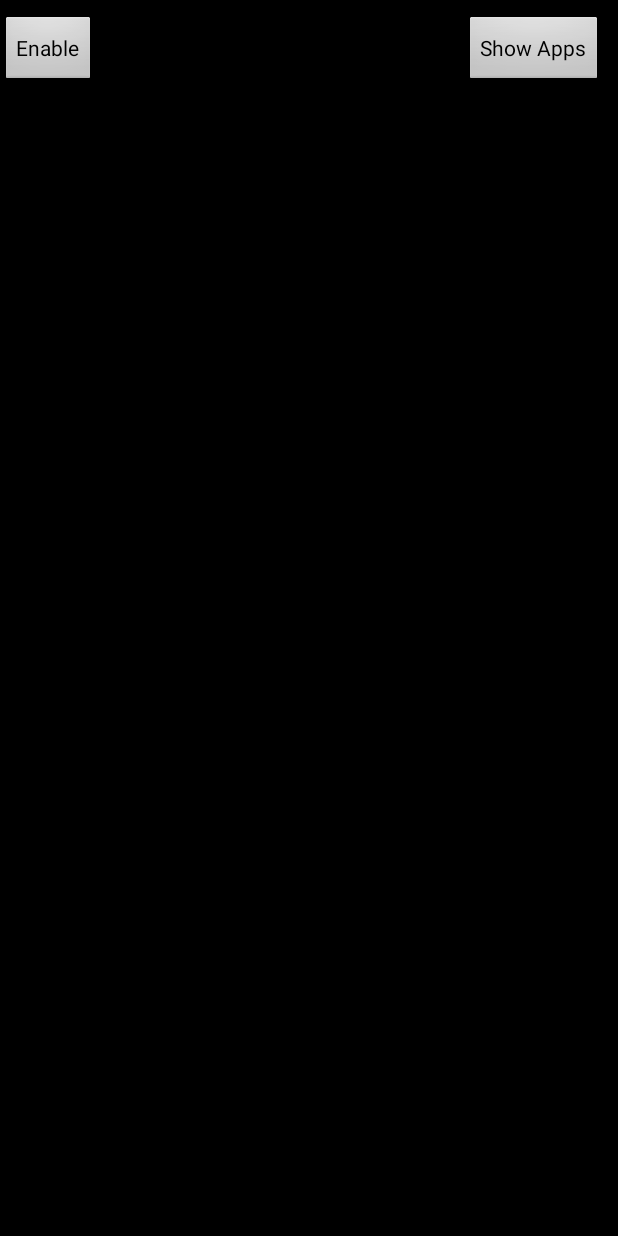
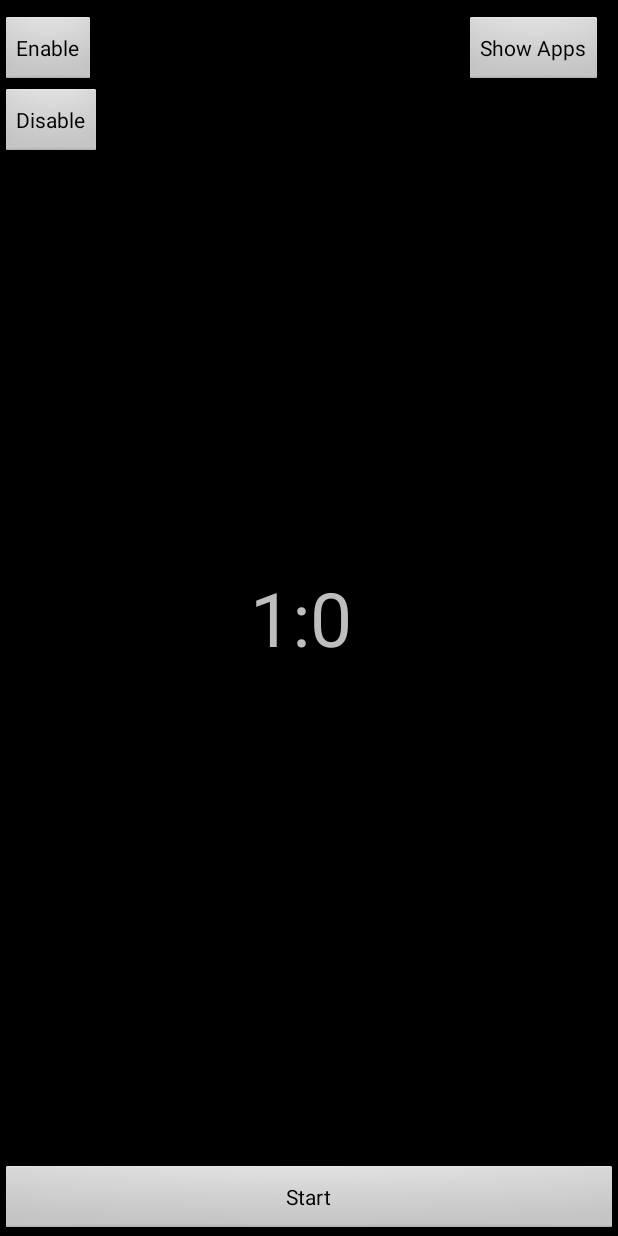
Before and after one commit to korenyoni/Pomodoroid, an Android app: the HomeActivity screen opened directly, with no data from a screen before it, on a phone screen of 412 x 824 dp. Run offline under Robolectric (Android 15) with nearby library versions, the phone set to English and light mode, and no system bars.

Commit message:
Added timer!
Integrated Andrew and Kenneth's work

```diff
--- a/app/src/main/java/com/kaya/simplelauncher/HomeActivity.java
+++ b/app/src/main/java/com/kaya/simplelauncher/HomeActivity.java
@@ -8,10 +8,15 @@ import android.content.Context;
 import android.content.Intent;
 import android.media.AudioManager;
 import android.os.Bundle;
+import android.os.CountDownTimer;
+import android.util.Log;
 import android.view.View;
 import android.view.View.OnClickListener;
 import android.widget.Button;
+import android.widget.TextView;
 import android.widget.Toast;
+
+import java.lang.reflect.Method;
 
 public class HomeActivity extends Activity implements OnClickListener{
 
@@ -19,16 +24,41 @@ public class HomeActivity extends Activity implements OnClickListener{
     private static final String description = "Sample Administrator description";
 
     private ComponentName mComponentName;
+    private DevicePolicyManager mDevicePolicyManager;
+
+    //
+    private CountDownTimer countDownTimer;
+    private CountDownTimer breakCountDownTimer;
+    private boolean timerHasStarted = false;
+    private Button startB;
+    private Button settingsB;
+    public TextView text;
+    public TextView status;
+    public static long  study = 1;
+    private final long startTime = study * 60 * 1000;
+    private final long interval = 1 * 1000;
+    private final long startBreakTime = 100 * 1000;
+    private static final long SEC_PER_MIN = 60;
 
     @Override
     protected void onCreate(Bundle savedInstanceState) {
         super.onCreate(savedInstanceState);
+        mDevicePolicyManager = (DevicePolicyManager)getSystemService(
+                Context.DEVICE_POLICY_SERVICE);
         mComponentName = new ComponentName(this, MyAdminReceiver.class);
         setContentView(R.layout.activity_home);
         Button btnEnableAdmin = (Button) findViewById(R.id.btnEnable);
+        Button btnDisableAdmin = (Button) findViewById(R.id.btnDisable);
+        startB = (Button) this.findViewById(R.id.button);
         btnEnableAdmin.setOnClickListener(this);
+        btnDisableAdmin.setOnClickListener(this);
         changeRingerMode(this, false);
 
+        text = (TextView) this.findViewById(R.id.timer);
+        status = (TextView) this.findViewById(R.id.status);
+        countDownTimer = new MyCountDownTimer(startTime, interval);
+        breakCountDownTimer = new BreakCountDownTimer(startBreakTime, interval);
+        text.setText(String.valueOf(startTime / 1000 / SEC_PER_MIN) + ":" + String.valueOf(startTime / 1000 % 60));
     }
 
     @Override
@@ -40,6 +70,23 @@ public class HomeActivity extends Activity implements OnClickListener{
             intent.putExtra(DevicePolicyManager.EXTRA_DEVICE_ADMIN, mComponentName);
             intent.putExtra(DevicePolicyManager.EXTRA_ADD_EXPLANATION,description);
             startActivityForResult(intent, ADMIN_INTENT);
+            if (!timerHasStarted) {
+                countDownTimer.start();
+                status.setText("STUDY!");
+                timerHasStarted = true;
+                startB.setText("STOP");
+            } else {
+                countDownTimer.cancel();
+                breakCountDownTimer.cancel();
+                status.setText("");
+                timerHasStarted = false;
+                startB.setText("RESTART");
+            }
+        }
+        if (v.getId() == R.id.btnDisable)
+        {
+            mDevicePolicyManager.removeActiveAdmin(mComponentName);
+            Toast.makeText(getApplicationContext(), "Admin registration removed", Toast.LENGTH_SHORT).show();
         }
     }
 
@@ -73,11 +120,97 @@ public class HomeActivity extends Activity implements OnClickListener{
         startActivity(i);
     }
 
+    public void onWindowFocusChanged(boolean hasFocus) {
+        super.onWindowFocusChanged(hasFocus);
+
+
+        Log.d("Focus debug", "Focus changed !");
+
+        if(!hasFocus) {
+            Log.d("Focus debug", "Lost focus !");
+
+            boolean isAdmin = mDevicePolicyManager.isAdminActive(mComponentName);
+            if (isAdmin) {
+                Intent startMain = new Intent(Intent.ACTION_MAIN);
+                startMain.addCategory(Intent.CATEGORY_HOME);
+                startMain.setFlags(Intent.FLAG_ACTIVITY_NEW_TASK);
+                startActivity(startMain);
+                mDevicePolicyManager.lockNow();
+                getFragmentManager().popBackStack();
+
+            }
+        }
+    }
+
     @Override
     public void onDestroy()
     {
         changeRingerMode(this, true);
+        mDevicePolicyManager.removeActiveAdmin(mComponentName);
+        Toast.makeText(getApplicationContext(), "Admin registration removed", Toast.LENGTH_SHORT).show();
         super.onDestroy();
     }
 
+    public class MyCountDownTimer extends CountDownTimer {
+
+        public MyCountDownTimer(long startTime, long interval) {
+            super(startTime, interval);
+
+        }
+        @Override
+        public void onFinish() {
+
+            text.setText("Break time!");
+            //startB.setText("BREAK");
+            countDownTimer.cancel();
+            status.setText("BREAK!");
+            breakCountDownTimer.start();
+        }
+        @Override
+        public void onTick(long millisUntilFinished) {
+            String minutes = "";
+            if(millisUntilFinished / 1000 % SEC_PER_MIN < 10){
+                minutes = "0" + String.valueOf(millisUntilFinished / 1000 % SEC_PER_MIN);
+                text.setText("" + millisUntilFinished / 1000 / SEC_PER_MIN + ":" + minutes );
+            }
+            else {
+                text.setText("" + millisUntilFinished / 1000 / SEC_PER_MIN + ":" + String.valueOf(millisUntilFinished / 1000 % SEC_PER_MIN) );
+            }
+
+
+        }
+
+
+    }
+
+    public class BreakCountDownTimer extends CountDownTimer{
+
+        public BreakCountDownTimer(long startBreakTime, long interval) {
+            super(startBreakTime, interval);
+        }
+
+        @Override
+        public void onTick(long millisUntilFinished) {
+            String minutes = "";
+            if(millisUntilFinished / 1000 % SEC_PER_MIN < 10){
+                minutes = "0" + String.valueOf(millisUntilFinished / 1000 % SEC_PER_MIN);
+                text.setText("" + millisUntilFinished / 1000 / SEC_PER_MIN + ":" + minutes );
+            }
+            else {
+                text.setText("" + millisUntilFinished / 1000 / SEC_PER_MIN + ":" + String.valueOf(millisUntilFinished / 1000 % SEC_PER_MIN) );
+            }
+        }
+
+        @Override
+        public void onFinish() {
+            text.setText("Study");
+            status.setText("STUDY!");
+            breakCountDownTimer.cancel();
+            countDownTimer.start();
+        }
+    }
+
+
+
+
 }
--- a/app/src/main/res/layout/activity_home.xml
+++ b/app/src/main/res/layout/activity_home.xml
@@ -3,6 +3,31 @@
     android:layout_width="match_parent"
     android:layout_height="match_parent"
     tools:context=".HomeActivity" >
+
+    <TextView
+        android:id="@+id/timer"
+        android:layout_width="wrap_content"
+        android:layout_height="wrap_content"
+        android:layout_centerHorizontal="true"
+        android:layout_centerVertical="true"
+        android:paddingRight="10dip"
+        android:textSize="50dp" />
+
+    <TextView
+        android:id="@+id/status"
+        android:layout_width="wrap_content"
+        android:layout_height="wrap_content"
+        android:layout_centerHorizontal="true"
+        android:paddingRight="10dip"
+        android:textSize="75dp" />
+
+    <Button
+        android:id="@+id/button"
+        android:layout_width="fill_parent"
+        android:layout_height="wrap_content"
+        android:layout_alignParentBottom="true"
+        android:layout_alignParentLeft="true"
+        android:text="Start" />
 
     <Button
         android:id="@+id/apps_button"
@@ -27,4 +52,11 @@
         android:text="Enable"
         />
 
+    <Button
+        android:id="@+id/btnDisable"
+        android:layout_width="wrap_content"
+        android:layout_height="wrap_content"
+        android:text="Disable"
+        android:layout_below="@+id/btnEnable"/>
+
 </RelativeLayout>
```
Also changed, not shown: 1 other file.
